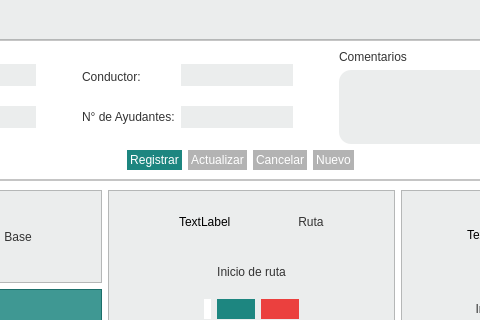
altitude-solutions/Operador_Radio, file registro_horarios.ui: the form before one commit; both pictures show x 511 to 991 and y 94 to 414 of the 1502 by 704 pixel window.
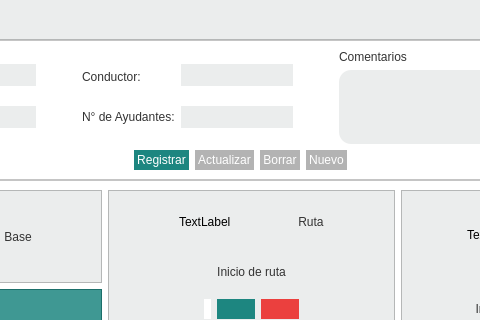
The form after the commit.

```diff
--- a/registro_horarios.ui
+++ b/registro_horarios.ui
@@ -611,7 +611,7 @@
 max-height:1.2em;</string>
               </property>
               <property name="text">
-               <string>Cancelar</string>
+               <string>Borrar</string>
               </property>
              </widget>
             </item>
```
